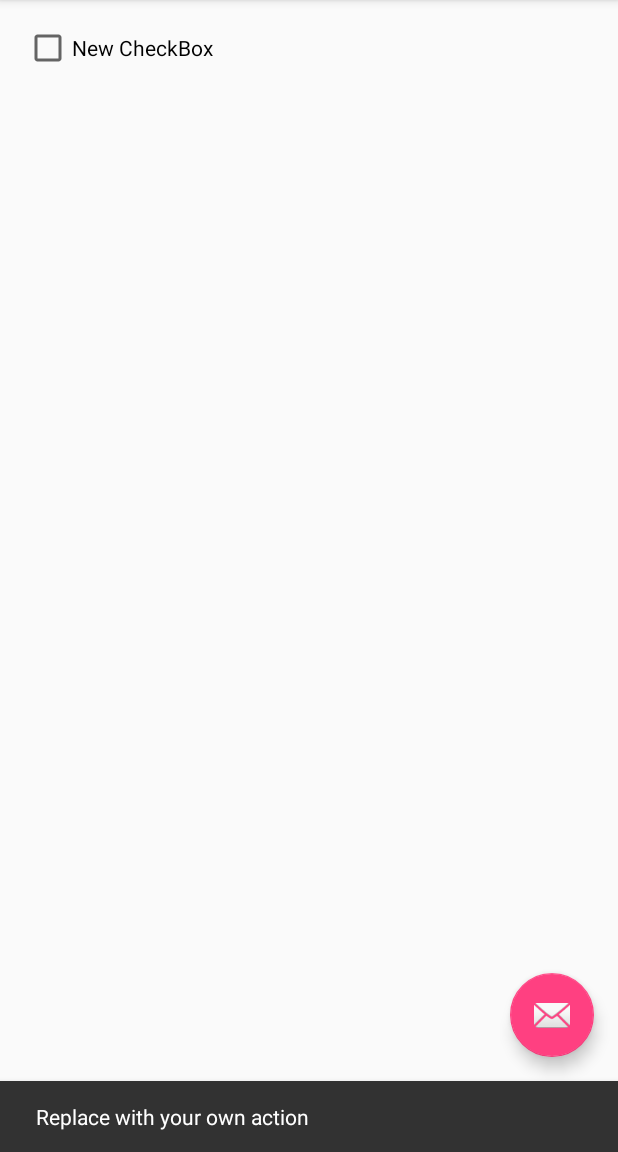
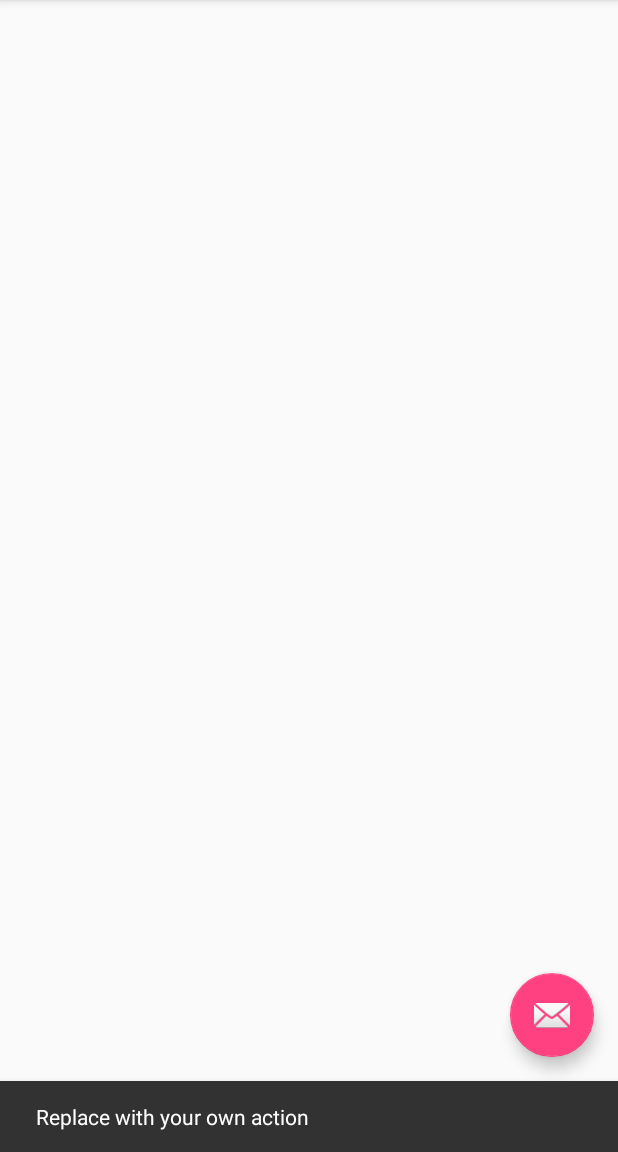
Before and after one commit to Non-GMO/Non-GMO-App, an Android app: the screen it shows after launch (MainActivity), after a tap on an icon or button, on a phone screen of 412 x 824 dp, the part 84-1236 px from its top. Run offline under Robolectric (Android 15) with nearby library versions, the phone set to English and light mode, and no system bars.

Commit message:
removed checkbox (test)

```diff
--- a/app/src/main/res/layout/content_main.xml
+++ b/app/src/main/res/layout/content_main.xml
@@ -10,14 +10,4 @@
     tools:showIn="@layout/activity_main" tools:context=".MainActivity">
 
 
-    <CheckBox
-        android:layout_width="wrap_content"
-        android:layout_height="wrap_content"
-        android:text="New CheckBox"
-        android:id="@+id/checkBox"
-        android:layout_alignParentLeft="true"
-        android:layout_alignParentStart="true"
-        android:layout_alignParentTop="true"
-        android:layout_alignParentRight="true"
-        android:layout_alignParentEnd="true" />
 </RelativeLayout>
```
